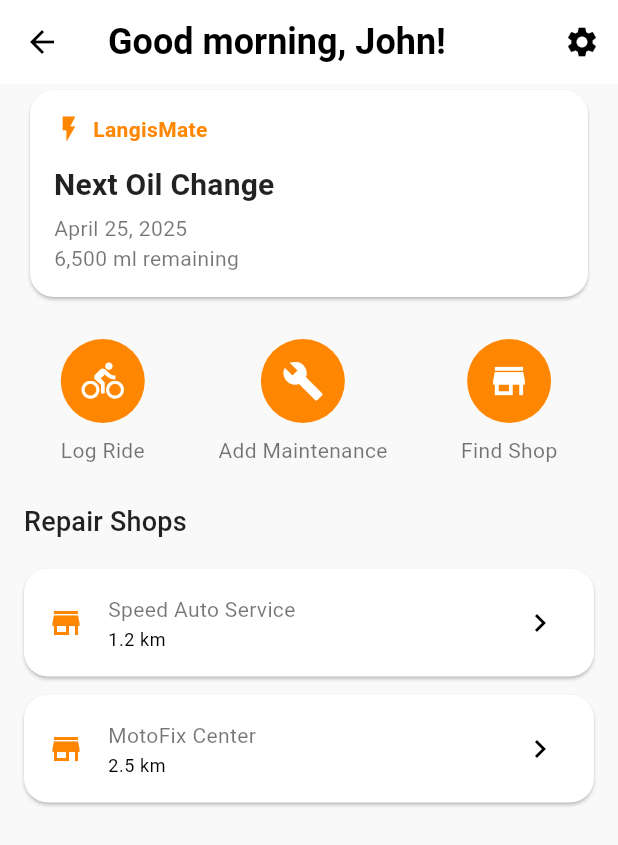
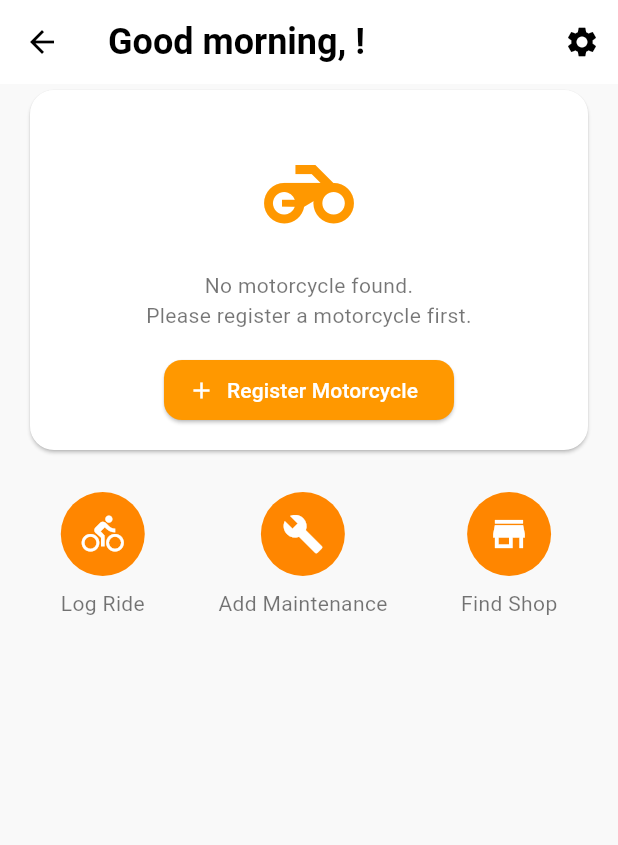
Before and after one commit to jrbb11/LangisMate, a Flutter app: the DashboardScreen screen opened directly, after a tap on the "settings" icon, on a phone screen of 412 x 824 dp. Shown: the top 845 px of the screen. Run offline on Flutter 3.47's test engine with Material 3 defaults, Android fonts, the phone set to English and light mode, and no system bars; our stand-ins replace fluttertoast, image_picker, shared_preferences, supabase_flutter; missing offline and left inert: postgrest; accounts and stored records are empty.

Commit message:
feat: update DashboardScreen with real user data and fallback for no motorcycle

```diff
--- a/lib/screens/dashboard_screen.dart
+++ b/lib/screens/dashboard_screen.dart
@@ -1,31 +1,76 @@
 // lib/screens/dashboard_screen.dart
 
 import 'package:flutter/material.dart';
+import 'package:supabase_flutter/supabase_flutter.dart';
+import 'package:intl/intl.dart';
 
 class DashboardScreen extends StatelessWidget {
   const DashboardScreen({super.key});
 
+  Future<Map<String, dynamic>?> _fetchDashboardData() async {
+    final userId = Supabase.instance.client.auth.currentUser?.id;
+    if (userId == null) throw Exception('User not logged in');
+
+    final profileResult = await Supabase.instance.client
+        .from('user_profiles')
+        .select('first_name')
+        .eq('user_id', userId)
+        .maybeSingle();
+
+    final profile = profileResult ?? {'first_name': 'User'};
+
+    final motorcycles = await Supabase.instance.client
+        .from('motorcycles')
+        .select('id')
+        .eq('user_id', userId);
+
+    if (motorcycles.isEmpty) return {'first_name': profile['first_name']};
+
+    final motorcycleId = motorcycles.first['id'];
+
+    final oilChange = await Supabase.instance.client
+        .from('oil_changes')
+        .select('next_due, odometer')
+        .eq('motorcycle_id', motorcycleId)
+        .order('created_at', ascending: false)
+        .limit(1)
+        .maybeSingle();
+
+    return {
+      'first_name': profile['first_name'],
+      'next_due': oilChange?['next_due'],
+      'odometer': oilChange?['odometer'],
+    };
+  }
+
   @override
   Widget build(BuildContext context) {
-    final theme     = Theme.of(context);
+    final theme = Theme.of(context);
     final textTheme = theme.textTheme;
-    final colors    = theme.colorScheme;
-    final accent    = colors.primary;
+    final colors = theme.colorScheme;
+    final accent = colors.primary;
     final cardColor = theme.cardColor;
 
     return Scaffold(
       appBar: AppBar(
         elevation: 0,
-        title: Text('Good morning, John!', style: textTheme.headlineSmall),
+        title: FutureBuilder(
+          future: _fetchDashboardData(),
+          builder: (context, snapshot) {
+            if (snapshot.connectionState == ConnectionState.waiting) {
+              return Text('Loading...', style: textTheme.headlineSmall);
+            } else if (snapshot.hasError) {
+              return Text('Welcome!', style: textTheme.headlineSmall);
+            }
+
+            final firstName = snapshot.data?['first_name'] ?? 'User';
+            return Text('Good morning, $firstName!', style: textTheme.headlineSmall);
+          },
+        ),
         actions: [
           IconButton(
             icon: const Icon(Icons.settings),
-            onPressed: () {
-              // Switch to Settings tab in AppShell:
-              DefaultTabController.of(context)?.animateTo(3);
-              // Or if you don't use TabController, push via named route:
-              Navigator.pushNamed(context, '/app', arguments: 3);
-            },
+            onPressed: () => Navigator.pushNamed(context, '/settings'),
           ),
         ],
       ),
@@ -34,8 +79,52 @@ class DashboardScreen extends StatelessWidget {
         child: Column(
           crossAxisAlignment: CrossAxisAlignment.stretch,
           children: [
-            // ─── Next Oil Change Card ───────────────────────────
-            Card(
+            FutureBuilder(
+              future: _fetchDashboardData(),
+              builder: (context, snapshot) {
+                if (snapshot.connectionState == ConnectionState.waiting) {
+                  return const Center(child: CircularProgressIndicator());
+                } else if (snapshot.hasError || snapshot.data == null || snapshot.data?['next_due'] == null) {
+                  final firstName = snapshot.data?['first_name'] ?? 'User';
+                  return Card(
+                    color: cardColor,
+                    shape: RoundedRectangleBorder(borderRadius: BorderRadius.circular(16)),
+                    child: Padding(
+                      padding: const EdgeInsets.all(16),
+                      child: Column(
+                        children: [
+                          const SizedBox(height: 16),
+                          const Icon(Icons.motorcycle, size: 72, color: Colors.orange),
+                          const SizedBox(height: 16),
+                          Text(
+                            'No motorcycle found.\nPlease register a motorcycle first.',
+                            style: textTheme.bodyMedium,
+                            textAlign: TextAlign.center,
+                          ),
+                          const SizedBox(height: 16),
+                          ElevatedButton.icon(
+                            onPressed: () => Navigator.pushNamed(context, '/register-motorcycle'),
+                            icon: const Icon(Icons.add),
+                            label: const Text('Register Motorcycle'),
+                            style: ElevatedButton.styleFrom(
+                              backgroundColor: Colors.orange,
+                              foregroundColor: Colors.white,
+                              shape: RoundedRectangleBorder(borderRadius: BorderRadius.circular(12)),
+                            ),
+                          ),
+                        ],
+                      ),
+                    ),
+                  );
+                }
+
+                final data = snapshot.data!;
+                final oilChangeDate = data['next_due'] != null
+                    ? DateFormat('MMMM dd, yyyy').format(DateTime.parse(data['next_due']))
+                    : 'No upcoming date';
+                final odometer = data['odometer'] != null ? '${data['odometer']} km' : '—';
+
+                return Card(
                   color: cardColor,
                   shape: RoundedRectangleBorder(borderRadius: BorderRadius.circular(16)),
                   child: Padding(
@@ -65,15 +154,15 @@ class DashboardScreen extends StatelessWidget {
                           ),
                         ),
                         const SizedBox(height: 4),
-                    Text('April 25, 2025', style: textTheme.bodyMedium),
-                    Text('6,500 ml remaining', style: textTheme.bodyMedium),
+                        Text(oilChangeDate, style: textTheme.bodyMedium),
+                        Text('Odometer: $odometer', style: textTheme.bodyMedium),
                       ],
                     ),
                   ),
+                );
+              },
             ),
             const SizedBox(height: 24),
-
-            // ─── Quick Action Buttons ───────────────────────────
             Row(
               mainAxisAlignment: MainAxisAlignment.spaceAround,
               children: [
@@ -81,42 +170,21 @@ class DashboardScreen extends StatelessWidget {
                   icon: Icons.directions_bike,
                   label: 'Log Ride',
                   color: accent,
-                  onTap: () {
-                    // e.g. open log ride flow
-                  },
+                  onTap: () {},
                 ),
                 _ActionButton(
                   icon: Icons.build,
                   label: 'Add Maintenance',
                   color: accent,
-                  onTap: () {
-                    // switch to Maintenance tab (index 1)
-                    Navigator.pushNamed(context, '/app', arguments: 1);
-                  },
+                  onTap: () => Navigator.pushNamed(context, '/app', arguments: 1),
                 ),
                 _ActionButton(
                   icon: Icons.store_mall_directory,
                   label: 'Find Shop',
                   color: accent,
-                  onTap: () {
-                    // switch to Shops tab (index 2)
-                    Navigator.pushNamed(context, '/app', arguments: 2);
-                  },
+                  onTap: () => Navigator.pushNamed(context, '/app', arguments: 2),
                 ),
               ],
-            ),
-            const SizedBox(height: 24),
-
-            // ─── Repair Shops Preview ───────────────────────────
-            Text('Repair Shops', style: textTheme.titleMedium),
-            const SizedBox(height: 12),
-            Expanded(
-              child: ListView(
-                children: const [
-                  _ShopTile(name: 'Speed Auto Service', distance: '1.2 km'),
-                  _ShopTile(name: 'MotoFix Center', distance: '2.5 km'),
-                ],
-              ),
             ),
           ],
         ),
@@ -126,9 +194,9 @@ class DashboardScreen extends StatelessWidget {
 }
 
 class _ActionButton extends StatelessWidget {
-  final IconData    icon;
-  final String      label;
-  final Color       color;
+  final IconData icon;
+  final String label;
+  final Color color;
   final VoidCallback onTap;
 
   const _ActionButton({
@@ -159,32 +227,3 @@ class _ActionButton extends StatelessWidget {
     );
   }
 }
-
-class _ShopTile extends StatelessWidget {
-  final String name;
-  final String distance;
-
-  const _ShopTile({
-    super.key,
-    required this.name,
-    required this.distance,
-  });
-
-  @override
-  Widget build(BuildContext context) {
-    return Card(
-      color: Theme.of(context).cardColor,
-      margin: const EdgeInsets.symmetric(vertical: 6),
-      shape: RoundedRectangleBorder(borderRadius: BorderRadius.circular(16)),
-      child: ListTile(
-        leading: Icon(Icons.store, color: Theme.of(context).iconTheme.color),
-        title: Text(name, style: Theme.of(context).textTheme.bodyMedium),
-        subtitle: Text(distance, style: Theme.of(context).textTheme.bodySmall),
-        trailing: const Icon(Icons.chevron_right),
-        onTap: () {
-          // maybe open shop details
-        },
-      ),
-    );
-  }
-}
```
Lines whose indentation alone changed are shown as unchanged.
